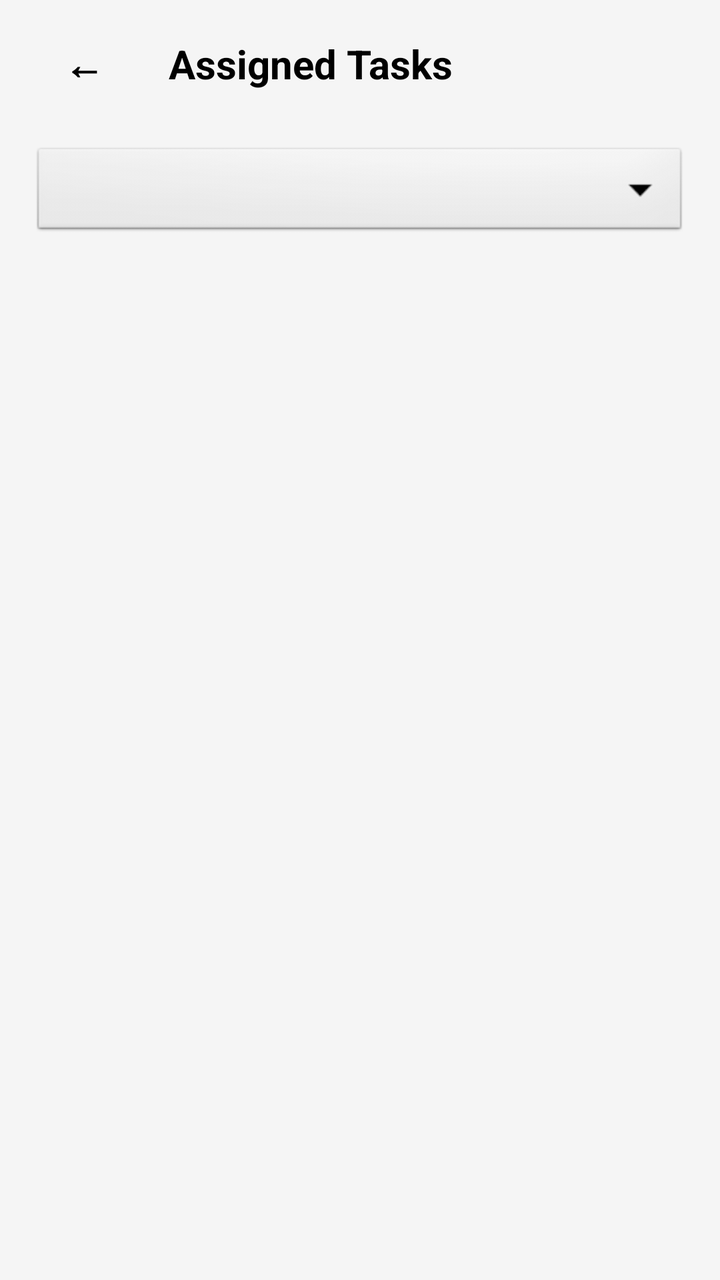
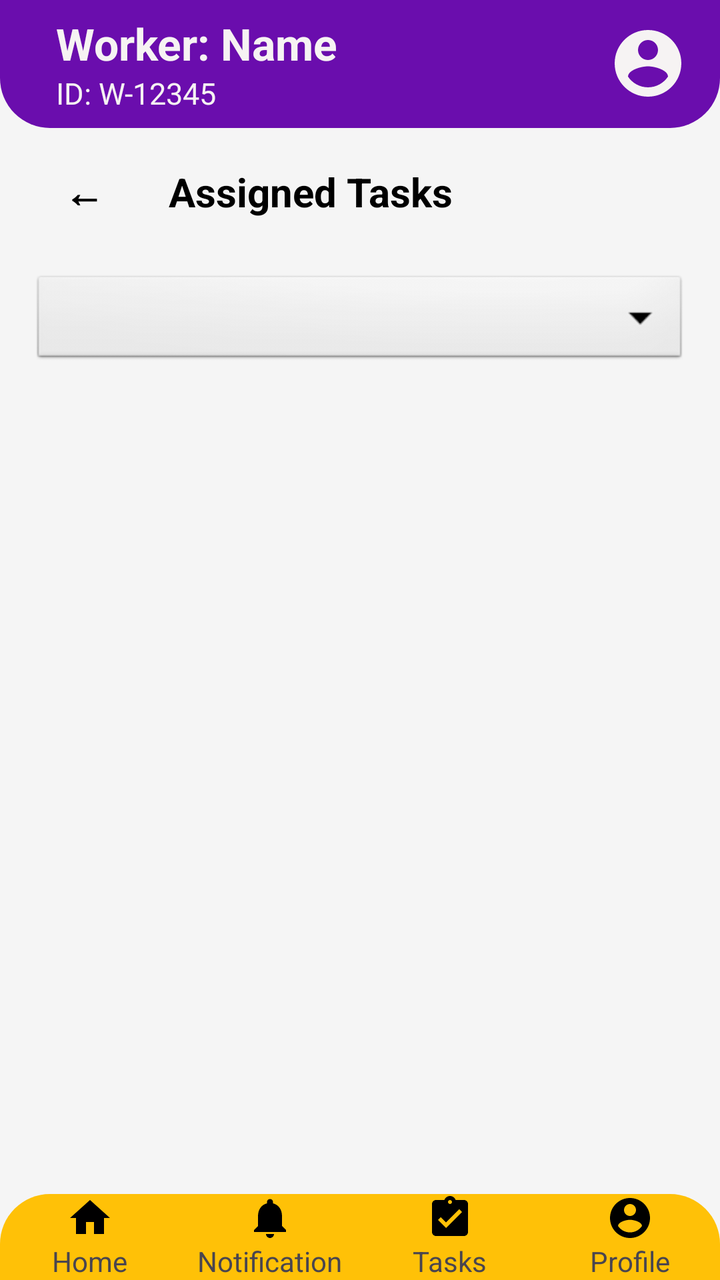

Before-and-after screenshots of an Android layout around one commit, followed by the original layout XML and the change that was made.
<!-- AndroidManifest.xml: application theme Theme.HostelComplaintApp -->
<!-- res/layout/activity_worker_task_list.xml -->
<?xml version="1.0" encoding="utf-8"?>
<LinearLayout xmlns:android="http://schemas.android.com/apk/res/android"
    android:layout_width="match_parent"
    android:layout_height="match_parent"
    android:orientation="vertical"
    android:padding="8dp"
    android:background="#F5F5F5">

    <LinearLayout
        android:layout_width="match_parent"
        android:layout_height="wrap_content"
        android:orientation="horizontal"
        android:gravity="center_vertical"
        android:layout_marginBottom="8dp">

        <Button
            android:id="@+id/btnBack"
            android:layout_width="wrap_content"
            android:layout_height="wrap_content"
            android:text="←"
            android:textSize="20sp"
            android:textStyle="bold"
            android:background="@android:color/transparent"
            android:minWidth="48dp"
            android:textColor="@color/black" />

        <TextView
            android:layout_width="0dp"
            android:layout_weight="1"
            android:layout_height="wrap_content"
            android:text="Assigned Tasks"
            android:textSize="20sp"
            android:textStyle="bold"
            android:textColor="@color/black"
            android:layout_marginStart="8dp" />
    </LinearLayout>

    <Spinner
        android:id="@+id/spinnerFilter"
        android:layout_width="match_parent"
        android:layout_height="wrap_content"
        android:layout_margin="8dp"
        android:minHeight="48dp"
        android:background="@android:drawable/btn_dropdown"/>

    <androidx.recyclerview.widget.RecyclerView
        android:id="@+id/recyclerViewTasks"
        android:layout_width="match_parent"
        android:layout_height="match_parent"
        android:layout_marginTop="8dp"/>

</LinearLayout>
<!-- resources referenced by this layout -->
<resources>
  <color name="black">#000000</color>
  <style name="Theme.HostelComplaintApp" parent="Base.Theme.HostelComplaintApp" />
  <style name="Base.Theme.HostelComplaintApp" parent="Theme.Material3.DayNight.NoActionBar">
          
          
      </style>
</resources>

<!-- the commit's change to res/layout/activity_worker_task_list.xml (unified diff, before → after) -->
@@ -1,10 +1,28 @@
 <?xml version="1.0" encoding="utf-8"?>
-<LinearLayout xmlns:android="http://schemas.android.com/apk/res/android"
+<RelativeLayout xmlns:android="http://schemas.android.com/apk/res/android"
     android:layout_width="match_parent"
     android:layout_height="match_parent"
-    android:orientation="vertical"
-    android:padding="8dp"
     android:background="#F5F5F5">
+
+    <include layout="@layout/top_bar"
+        android:id="@+id/inc_top_bar"
+        android:layout_width="match_parent"
+        android:layout_height="wrap_content"
+        android:layout_alignParentTop="true" />
+
+    <include layout="@layout/bottom_nav"
+        android:id="@+id/inc_bottom_nav"
+        android:layout_width="match_parent"
+        android:layout_height="wrap_content"
+        android:layout_alignParentBottom="true" />
+
+    <LinearLayout
+        android:layout_width="match_parent"
+        android:layout_height="match_parent"
+        android:orientation="vertical"
+        android:padding="8dp"
+        android:layout_below="@id/inc_top_bar"
+        android:layout_above="@id/inc_bottom_nav">
 
     <LinearLayout
         android:layout_width="match_parent"
@@ -49,4 +67,160 @@
         android:layout_height="match_parent"
         android:layout_marginTop="8dp"/>
 
+    </LinearLayout>
+</RelativeLayout>
+<!-- res/layout/top_bar.xml (included above) -->
+<?xml version="1.0" encoding="utf-8"?>
+<androidx.appcompat.widget.Toolbar xmlns:android="http://schemas.android.com/apk/res/android"
+    xmlns:app="http://schemas.android.com/apk/res-auto"
+    android:id="@+id/top_bar_toolbar"
+    android:layout_width="match_parent"
+    android:layout_height="80dp"
+    android:background="@drawable/toolbar_bg">
+
+    <LinearLayout
+        android:layout_width="match_parent"
+        android:layout_height="match_parent"
+        android:orientation="horizontal"
+        android:gravity="center_vertical"
+        android:paddingStart="12dp"
+        android:paddingEnd="16dp">
+
+        <LinearLayout
+            android:layout_width="0dp"
+            android:layout_height="wrap_content"
+            android:layout_weight="1"
+            android:orientation="vertical">
+
+            <TextView
+                android:id="@+id/tvWorkerTopName"
+                android:layout_width="wrap_content"
+                android:layout_height="wrap_content"
+                android:text="Worker: Name"
+                android:textColor="@color/white"
+                android:textSize="22sp"
+                android:textStyle="bold"/>
+
+            <TextView
+                android:id="@+id/tvWorkerTopId"
+                android:layout_width="wrap_content"
+                android:layout_height="wrap_content"
+                android:text="ID: W-12345"
+                android:textColor="@color/white"
+                android:textSize="15sp"/>
+
+        </LinearLayout>
+
+        <ImageView
+            android:layout_width="40dp"
+            android:layout_height="40dp"
+            android:id="@+id/imgWorkerTopProfile"
+            android:src="@drawable/baseline_account_circle_24"
+            app:tint="@color/white"/>
+
+    </LinearLayout>
+
+</androidx.appcompat.widget.Toolbar>
+<!-- res/layout/bottom_nav.xml (included above) -->
+<?xml version="1.0" encoding="utf-8"?>
+<LinearLayout xmlns:android="http://schemas.android.com/apk/res/android"
+    android:id="@+id/bottom_nav_container"
+    android:layout_width="match_parent"
+    android:layout_height="60dp"
+    android:orientation="horizontal"
+    android:background="@drawable/bottom_nav_bg"
+    android:weightSum="4">
+
+    
+    <LinearLayout
+        android:id="@+id/nav_home"
+        android:layout_width="0dp"
+        android:layout_height="match_parent"
+        android:layout_weight="1"
+        android:gravity="center"
+        android:orientation="vertical"
+        android:clickable="true"
+        android:focusable="true">
+
+        <ImageView
+            android:layout_width="24dp"
+            android:layout_height="24dp"
+            android:src="@drawable/baseline_home_24"/>
+
+        <TextView
+            android:layout_width="wrap_content"
+            android:layout_height="wrap_content"
+            android:text="Home"
+            android:textSize="14sp"/>
+    </LinearLayout>
+
+    
+    <LinearLayout
+        android:id="@+id/nav_notification"
+        android:layout_width="0dp"
+        android:layout_height="match_parent"
+        android:layout_weight="1"
+        android:gravity="center"
+        android:orientation="vertical"
+        android:clickable="true"
+        android:focusable="true">
+
+        <ImageView
+            android:layout_width="24dp"
+            android:layout_height="24dp"
+            android:src="@drawable/baseline_notifications_24"/>
+
+        <TextView
+            android:layout_width="wrap_content"
+            android:layout_height="wrap_content"
+            android:text="Notification"
+            android:textSize="14sp"/>
+    </LinearLayout>
+
+    
+    <LinearLayout
+        android:id="@+id/nav_tasks"
+        android:layout_width="0dp"
+        android:layout_height="match_parent"
+        android:layout_weight="1"
+        android:gravity="center"
+        android:orientation="vertical"
+        android:clickable="true"
+        android:focusable="true">
+
+        <ImageView
+            android:layout_width="24dp"
+            android:layout_height="24dp"
+            android:src="@drawable/baseline_assignment_turned_in_24"/>
+
+        <TextView
+            android:layout_width="wrap_content"
+            android:layout_height="wrap_content"
+            android:text="Tasks"
+            android:textSize="14sp"/>
+    </LinearLayout>
+
+    
+    <LinearLayout
+        android:id="@+id/nav_profile"
+        android:layout_width="0dp"
+        android:layout_height="match_parent"
+        android:layout_weight="1"
+        android:gravity="center"
+        android:orientation="vertical"
+        android:clickable="true"
+        android:focusable="true">
+
+        <ImageView
+            android:layout_width="24dp"
+            android:layout_height="24dp"
+            android:src="@drawable/baseline_account_circle_24"/>
+
+        <TextView
+            android:layout_width="wrap_content"
+            android:layout_height="wrap_content"
+            android:text="Profile"
+            android:textSize="14sp"/>
+    </LinearLayout>
+
 </LinearLayout>
<!-- resource entries referenced after the edit -->
@@ -1,7 +1,61 @@
 <!-- resources referenced by this layout -->
 <resources>
   <color name="black">#000000</color>
+  <color name="white">#F6F3F3</color>
+  <!-- drawable baseline_account_circle_24 (drawable) -->
+  <vector xmlns:android="http://schemas.android.com/apk/res/android" android:height="24dp" android:tint="#000000" android:viewportHeight="24" android:viewportWidth="24" android:width="24dp">
+        
+      <path android:fillColor="@android:color/white" android:pathData="M12,2C6.48,2 2,6.48 2,12s4.48,10 10,10 10,-4.48 10,-10S17.52,2 12,2zM12,5c1.66,0 3,1.34 3,3s-1.34,3 -3,3 -3,-1.34 -3,-3 1.34,-3 3,-3zM12,19.2c-2.5,0 -4.71,-1.28 -6,-3.22 0.03,-1.99 4,-3.08 6,-3.08 1.99,0 5.97,1.09 6,3.08 -1.29,1.94 -3.5,3.22 -6,3.22z"/>
+      
+  </vector>
+  <!-- drawable baseline_assignment_turned_in_24 (drawable) -->
+  <vector xmlns:android="http://schemas.android.com/apk/res/android" android:height="24dp" android:tint="#000000" android:viewportHeight="24" android:viewportWidth="24" android:width="24dp">
+        
+      <path android:fillColor="@android:color/white" android:pathData="M19,3h-4.18C14.4,1.84 13.3,1 12,1c-1.3,0 -2.4,0.84 -2.82,2L5,3c-1.1,0 -2,0.9 -2,2v14c0,1.1 0.9,2 2,2h14c1.1,0 2,-0.9 2,-2L21,5c0,-1.1 -0.9,-2 -2,-2zM12,3c0.55,0 1,0.45 1,1s-0.45,1 -1,1 -1,-0.45 -1,-1 0.45,-1 1,-1zM10,17l-4,-4 1.41,-1.41L10,14.17l6.59,-6.59L18,9l-8,8z"/>
+      
+  </vector>
+  <!-- drawable baseline_home_24 (drawable) -->
+  <vector xmlns:android="http://schemas.android.com/apk/res/android" android:height="24dp" android:tint="#000000" android:viewportHeight="24" android:viewportWidth="24" android:width="24dp">
+        
+      <path android:fillColor="@android:color/white" android:pathData="M10,20v-6h4v6h5v-8h3L12,3 2,12h3v8z"/>
+      
+  </vector>
+  <!-- drawable baseline_notifications_24 (drawable) -->
+  <vector xmlns:android="http://schemas.android.com/apk/res/android" android:height="24dp" android:tint="#000000" android:viewportHeight="24" android:viewportWidth="24" android:width="24dp">
+        
+      <path android:fillColor="@android:color/white" android:pathData="M12,22c1.1,0 2,-0.9 2,-2h-4c0,1.1 0.89,2 2,2zM18,16v-5c0,-3.07 -1.64,-5.64 -4.5,-6.32L13.5,4c0,-0.83 -0.67,-1.5 -1.5,-1.5s-1.5,0.67 -1.5,1.5v0.68C7.63,5.36 6,7.92 6,11v5l-2,2v1h16v-1l-2,-2z"/>
+      
+  </vector>
+  <!-- drawable bottom_nav_bg (drawable) -->
+  <?xml version="1.0" encoding="utf-8"?>
+  <shape xmlns:android="http://schemas.android.com/apk/res/android">
+  
+      
+      <solid android:color="#FFC107"/>
+  
+      
+      <corners
+          android:topLeftRadius="25dp"
+          android:topRightRadius="25dp"
+          android:bottomLeftRadius="0dp"
+          android:bottomRightRadius="0dp"/>
+  
+  </shape>
+  <!-- drawable toolbar_bg (drawable) -->
+  <?xml version="1.0" encoding="utf-8"?>
+  <shape xmlns:android="http://schemas.android.com/apk/res/android">
+  
+      <solid android:color="@color/purple"/>
+  
+      <corners
+          android:topLeftRadius="0dp"
+          android:topRightRadius="0dp"
+          android:bottomLeftRadius="25dp"
+          android:bottomRightRadius="25dp"/>
+  
+  </shape>
   <style name="Theme.HostelComplaintApp" parent="Base.Theme.HostelComplaintApp" />
+  <color name="purple">#6A0DAD</color>
   <style name="Base.Theme.HostelComplaintApp" parent="Theme.Material3.DayNight.NoActionBar">
           
           
